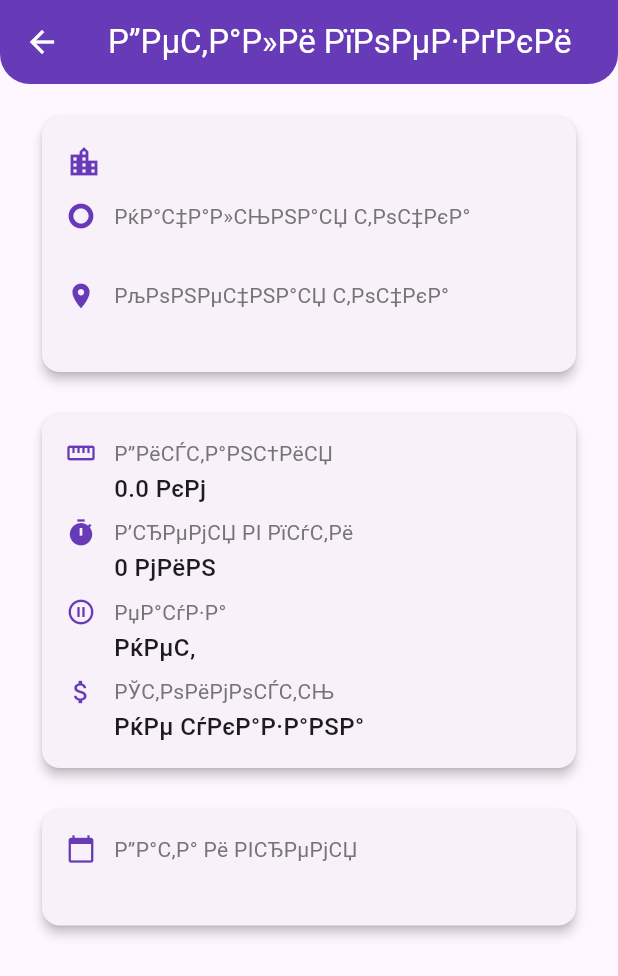
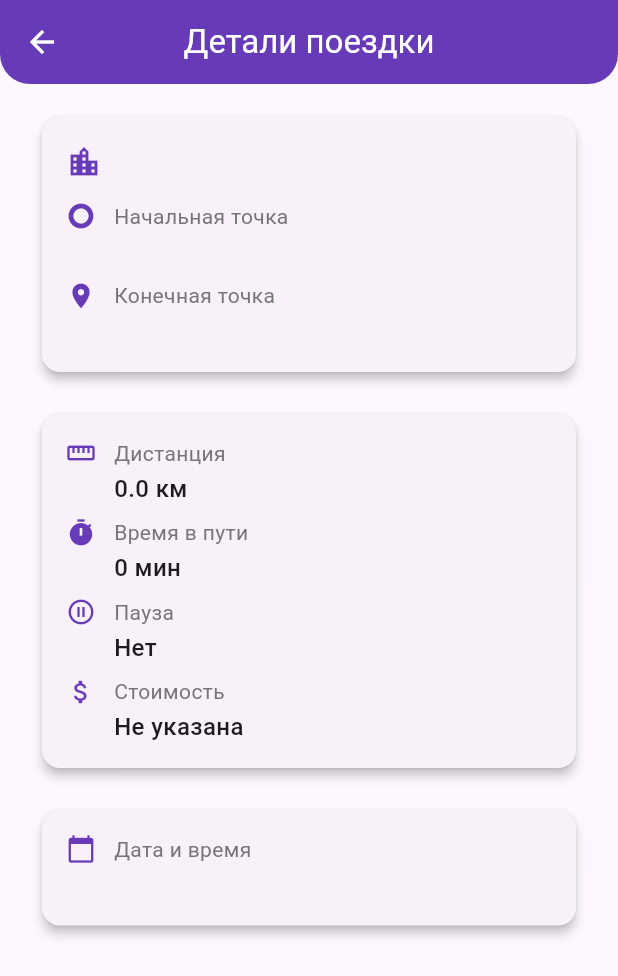
Before and after one commit to Deniskaaaz/TripBotFlutter, a Flutter app: the TripDetailScreen screen opened directly with empty values, on a phone screen of 412 x 824 dp. Shown: the top 976 px of the screen. Run offline on Flutter 3.47's test engine with Material 3 defaults, Android fonts, the phone set to English and light mode, and no system bars; our stand-ins replace cached_network_image, connectivity_plus, flutter_local_notifications, flutter_map, geolocator, latlong2 and 2 more; missing offline and left inert: android_intent_plus; accounts and stored records are empty; network calls fail.

Commit message:
Update trip_detail_screen.dart

```diff
--- a/lib/screens/trip_detail_screen.dart
+++ b/lib/screens/trip_detail_screen.dart
@@ -1,8 +1,8 @@
 import 'package:flutter/material.dart';
-import '../cached_tile_provider.dart';
 import 'package:flutter_map/flutter_map.dart';
 import 'package:latlong2/latlong.dart';
 import '../models/trip.dart';
+import '../cached_tile_provider.dart';
 
 class TripDetailScreen extends StatelessWidget {
   final Trip trip;
@@ -39,14 +39,14 @@ class TripDetailScreen extends StatelessWidget {
     final durationHours = trip.totalDurationSec ~/ 3600;
     final durationMinutes = (trip.totalDurationSec % 3600) ~/ 60;
     final durationText = durationHours > 0
-        ? '${durationHours} С‡ ${durationMinutes} РјРёРЅ'
-        : '${durationMinutes} РјРёРЅ';
+        ? '${durationHours} ч ${durationMinutes} мин'
+        : '${durationMinutes} мин';
 
     final pauseMinutes = trip.totalPauseSec ~/ 60;
-    final pauseText = pauseMinutes > 0 ? '$pauseMinutes РјРёРЅ' : 'РќРµС‚';
+    final pauseText = pauseMinutes > 0 ? '$pauseMinutes мин' : 'Нет';
 
     return Scaffold(
-      appBar: AppBar(title: const Text('Р”РµС‚Р°Р»Рё РїРѕРµР·РґРєРё')),
+      appBar: AppBar(title: const Text('Детали поездки')),
       body: SingleChildScrollView(
         padding: const EdgeInsets.all(16.0),
         child: Column(
@@ -60,7 +60,7 @@ class TripDetailScreen extends StatelessWidget {
                 child: SizedBox(
                   height: 250,
                   child: FlutterMap(
-                    options: MapOptions(initialCenter: points.first, initialZoom: 12),
+                    options: MapOptions(center: points.first, zoom: 12),
                     children: [
                       TileLayer(
                         urlTemplate: 'https://{s}.tile.openstreetmap.org/{z}/{x}/{y}.png',
@@ -117,9 +117,9 @@ class TripDetailScreen extends StatelessWidget {
                       ],
                     ),
                     const SizedBox(height: 12),
-                    _InfoRow(icon: Icons.trip_origin, label: 'РќР°С‡Р°Р»СЊРЅР°СЏ С‚РѕС‡РєР°', value: trip.startPoint),
+                    _InfoRow(icon: Icons.trip_origin, label: 'Начальная точка', value: trip.startPoint),
                     const SizedBox(height: 8),
-                    _InfoRow(icon: Icons.place, label: 'РљРѕРЅРµС‡РЅР°СЏ С‚РѕС‡РєР°', value: trip.endPoint),
+                    _InfoRow(icon: Icons.place, label: 'Конечная точка', value: trip.endPoint),
                   ],
                 ),
               ),
@@ -132,16 +132,16 @@ class TripDetailScreen extends StatelessWidget {
                 padding: const EdgeInsets.all(16.0),
                 child: Column(
                   children: [
-                    _InfoRow(icon: Icons.straighten, label: 'Р”РёСЃС‚Р°РЅС†РёСЏ', value: '${trip.totalKm.toStringAsFixed(1)} РєРј'),
+                    _InfoRow(icon: Icons.straighten, label: 'Дистанция', value: '${trip.totalKm.toStringAsFixed(1)} км'),
                     const SizedBox(height: 8),
-                    _InfoRow(icon: Icons.timer, label: 'Р’СЂРµРјСЏ РІ РїСѓС‚Рё', value: durationText),
+                    _InfoRow(icon: Icons.timer, label: 'Время в пути', value: durationText),
                     const SizedBox(height: 8),
-                    _InfoRow(icon: Icons.pause_circle_outline, label: 'РџР°СѓР·Р°', value: pauseText),
+                    _InfoRow(icon: Icons.pause_circle_outline, label: 'Пауза', value: pauseText),
                     const SizedBox(height: 8),
                     _InfoRow(
                       icon: Icons.attach_money,
-                      label: 'РЎС‚РѕРёРјРѕСЃС‚СЊ',
-                      value: trip.totalCost > 0 ? '${trip.totalCost.toStringAsFixed(2)} в‚Ѕ' : 'РќРµ СѓРєР°Р·Р°РЅР°',
+                      label: 'Стоимость',
+                      value: trip.totalCost > 0 ? '${trip.totalCost.toStringAsFixed(2)} ₽' : 'Не указана',
                     ),
                   ],
                 ),
@@ -155,7 +155,7 @@ class TripDetailScreen extends StatelessWidget {
                 padding: const EdgeInsets.all(16.0),
                 child: _InfoRow(
                   icon: Icons.calendar_today,
-                  label: 'Р”Р°С‚Р° Рё РІСЂРµРјСЏ',
+                  label: 'Дата и время',
                   value: _formatTimestamp(trip.timestamp),
                 ),
               ),
```
